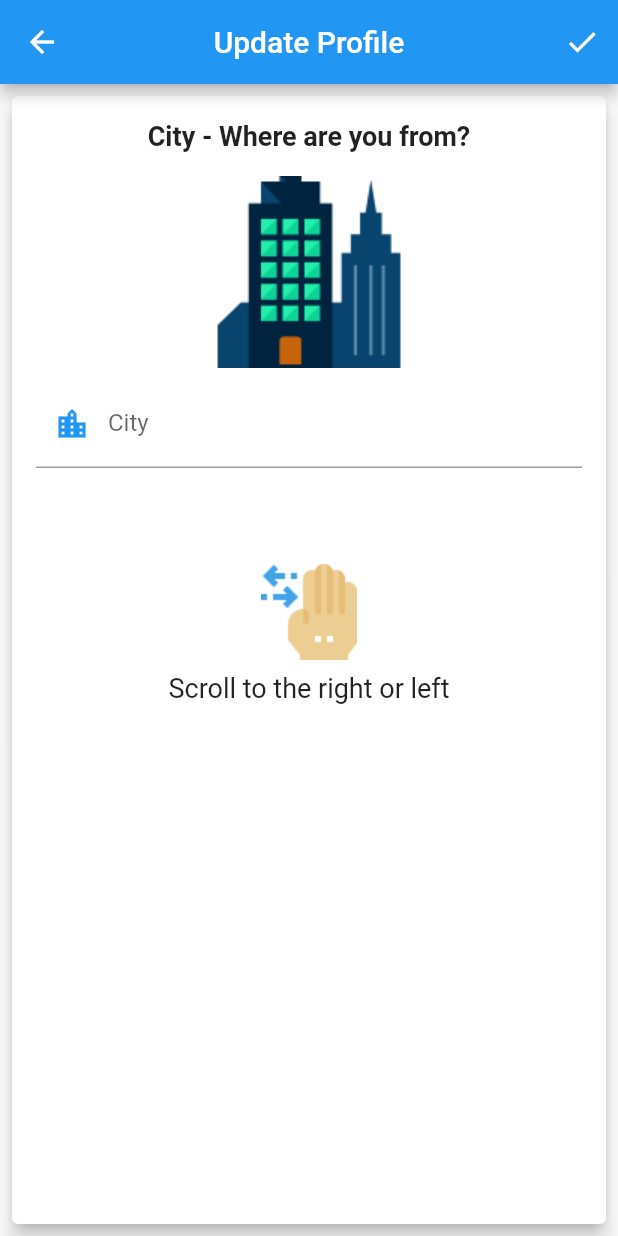
After one commit to omzer/United-Social-App, a Flutter app: the EditPageStf screen opened directly, swiped to page 5, on a phone screen of 412 x 824 dp. The commit adds this screen. Run offline on Flutter 3.47's test engine with Material 2 defaults, Android fonts, the phone set to English and light mode, and no system bars; our stand-ins replace cloud_firestore, expandable, fancy_bottom_navigation, file_picker, firebase_auth, firebase_storage and 2 more; missing offline and left inert: intro_views_flutter; accounts and stored records are empty; network calls fail.

Commit message:
adding editing functionality

```diff
--- a/lib/backend/my_db.dart
+++ b/lib/backend/my_db.dart
@@ -399,6 +399,49 @@ class MyDB {
     });
   }
 
+  static Future<dynamic> getUserInfoToUpdate() async {
+    DocumentSnapshot userData;
+    await _db
+        .collection('users')
+        .document(StaticContent.currentUser.uid)
+        .get()
+        .then((_) => userData = _);
+
+    dynamic user = userData.data;
+    return {
+      'name': user['displayName'],
+      'family': user['familyName'],
+      'age': user['age'] ?? 0,
+      'bio': user['bio'] ?? '',
+      'city': user['city'] ?? '',
+      'photo': user['photoURL'] ?? 'no photo',
+    };
+  }
+
+  static Future<void> updateUserInfo(
+    BuildContext context,
+    String name,
+    String familyName,
+    double age,
+    String bio,
+    String city,
+    String photo,
+  ) async {
+    await _db
+        .collection('users')
+        .document(StaticContent.currentUser.uid)
+        .updateData({
+      'displayName': name,
+      'familyName': familyName,
+      'age': age,
+      'bio': bio,
+      'city': city,
+      'photoURL': photo,
+    }).then((_) {
+      Navigator.pop(context);
+    });
+  }
+
   // ----------------------- http requests
   static final String httpURL =
       'http://mujshrf-001-site1.etempurl.com/api/values';
--- a/lib/custom_widgets/my_custom_post.dart
+++ b/lib/custom_widgets/my_custom_post.dart
@@ -59,7 +59,8 @@ class MyPostCard extends StatelessWidget {
                       _buildPostDate(),
                       _buildContent(),
                       _buildPrice(),
-                      _buildAuthorName(snap.data['displayName']),
+                      _buildAuthorName(
+                          '${snap.data['displayName']} ${snap.data['familyName']}'),
                       _buildAuthorImage(snap.data['photoURL'])
                     ],
                   );
--- a/lib/custom_widgets/my_expandable_info.dart
+++ b/lib/custom_widgets/my_expandable_info.dart
@@ -47,13 +47,13 @@ class ExpandablePersonalInfo extends StatelessWidget {
         List<Widget> widgets = [];
         // bio
         widgets.add(
-          _buildListTile(Icons.view_list, 'Biography',
+          _buildListTile(Icons.speaker_notes, 'Biography',
               snap.data['bio'] ?? 'not added yet'),
         );
         // age
         widgets.add(
-          _buildListTile(
-              Icons.child_care, 'Age', '${snap.data['age'] ?? '-'} years old'),
+          _buildListTile(Icons.child_care, 'Age',
+              '${snap.data['age'].toInt() ?? '-'} years old'),
         );
         // city
         widgets.add(
--- /dev/null
+++ b/lib/pages/edit_profile.dart
@@ -0,0 +1,322 @@
+import 'package:file_picker/file_picker.dart';
+import 'package:flutter/material.dart';
+import 'package:social/backend/my_db.dart';
+import 'package:social/custom_widgets/my_dialogs.dart';
+import 'package:social/custom_widgets/my_text.dart';
+
+class EditPage extends StatelessWidget {
+  @override
+  Widget build(BuildContext context) {
+    return EditPageStf();
+  }
+}
+
+class EditPageStf extends StatefulWidget {
+  @override
+  _EditPageStfState createState() => _EditPageStfState();
+}
+
+class _EditPageStfState extends State<EditPageStf> {
+  String _name,
+      _familyName,
+      _age,
+      _city,
+      _photoURL,
+      _bio,
+      _uploadingComment = 'Choose photo';
+  @override
+  Widget build(BuildContext context) {
+    return Scaffold(
+      appBar: _buildAppBar(),
+      body: FutureBuilder(
+        future: MyDB.getUserInfoToUpdate(),
+        builder: (context, snap) {
+          if (snap.connectionState == ConnectionState.waiting) {
+            return Center(child: CircularProgressIndicator());
+          }
+
+          dynamic data = snap.data;
+
+          _name = data['name'];
+          _familyName = data['family'];
+          _age = data['age'].toString();
+          _city = data['city'];
+          if (_photoURL == null) _photoURL = data['photo'];
+          _bio = data['bio'];
+
+          return PageView(
+            children: <Widget>[
+              _buildImage(),
+              _buildName(),
+              _buildAge(),
+              _buildBiography(),
+              _buildCity(),
+            ],
+          );
+        },
+      ),
+    );
+  }
+
+  AppBar _buildAppBar() {
+    return AppBar(
+      title: Text('Update Profile'),
+      centerTitle: true,
+      actions: <Widget>[
+        IconButton(icon: Icon(Icons.done), onPressed: _submitInfo)
+      ],
+    );
+  }
+
+  Widget _buildName() {
+    return _buildCardList(
+      Column(
+        children: <Widget>[
+          MyText(
+            content: 'Name & Family name',
+            size: 18,
+            isBold: true,
+          ),
+          SizedBox(height: 16),
+          Image.asset('lib/assets/imgs/name.png'),
+          SizedBox(height: 8),
+          TextField(
+            controller: TextEditingController(text: _name),
+            onChanged: (input) => _name = input,
+            decoration: InputDecoration(
+              labelText: 'Name',
+              prefixIcon: Icon(
+                Icons.person,
+                color: Colors.blue,
+              ),
+            ),
+          ),
+          SizedBox(height: 16),
+          TextField(
+            controller: TextEditingController(text: _familyName),
+            onChanged: (input) => _familyName = input,
+            decoration: InputDecoration(
+              labelText: 'Family name',
+              prefixIcon: Icon(
+                Icons.group,
+                color: Colors.blue,
+              ),
+            ),
+          ),
+          SizedBox(height: 22),
+          Image.asset('lib/assets/imgs/horizantal_scroll.png'),
+          SizedBox(height: 8),
+          MyText(
+            content: 'Scroll to the right to continue',
+            size: 18,
+          )
+        ],
+      ),
+    );
+  }
+
+  Widget _buildAge() {
+    return _buildCardList(
+      Column(
+        children: <Widget>[
+          MyText(
+            content: 'Age',
+            size: 18,
+            isBold: true,
+          ),
+          SizedBox(height: 16),
+          Image.asset('lib/assets/imgs/cake.png'),
+          SizedBox(height: 8),
+          TextField(
+            controller: TextEditingController(text: _age),
+            onChanged: (input) => _age = input,
+            keyboardType: TextInputType.number,
+            decoration: InputDecoration(
+              labelText: 'Age',
+              prefixIcon: Icon(
+                Icons.mood,
+                color: Colors.blue,
+              ),
+            ),
+          ),
+          SizedBox(height: 64),
+          Image.asset('lib/assets/imgs/horizantal_scroll.png'),
+          SizedBox(height: 8),
+          MyText(
+            content: 'Scroll to the right or left',
+            size: 18,
+          )
+        ],
+      ),
+    );
+  }
+
+  Widget _buildBiography() {
+    return _buildCardList(
+      Column(
+        children: <Widget>[
+          MyText(
+            content: 'Bio - Tell us about you!',
+            size: 18,
+            isBold: true,
+          ),
+          SizedBox(height: 16),
+          Image.asset('lib/assets/imgs/notepad.png'),
+          SizedBox(height: 8),
+          TextField(
+            controller: TextEditingController(text: _bio),
+            onChanged: (input) => _bio = input,
+            maxLines: 4,
+            decoration: InputDecoration(
+              labelText: 'Bio',
+              prefixIcon: Icon(
+                Icons.speaker_notes,
+                color: Colors.blue,
+              ),
+            ),
+          ),
+          SizedBox(height: 64),
+          Image.asset('lib/assets/imgs/horizantal_scroll.png'),
+          SizedBox(height: 8),
+          MyText(
+            content: 'Scroll to the right or left',
+            size: 18,
+          )
+        ],
+      ),
+    );
+  }
+
+  Widget _buildCity() {
+    return _buildCardList(
+      Column(
+        children: <Widget>[
+          MyText(
+            content: 'City - Where are you from?',
+            size: 18,
+            isBold: true,
+          ),
+          SizedBox(height: 16),
+          Image.asset('lib/assets/imgs/city.png'),
+          SizedBox(height: 8),
+          TextField(
+            controller: TextEditingController(text: _city),
+            onChanged: (input) => _city = input,
+            decoration: InputDecoration(
+              labelText: 'City',
+              prefixIcon: Icon(
+                Icons.location_city,
+                color: Colors.blue,
+              ),
+            ),
+          ),
+          SizedBox(height: 64),
+          Image.asset('lib/assets/imgs/horizantal_scroll.png'),
+          SizedBox(height: 8),
+          MyText(
+            content: 'Scroll to the right or left',
+            size: 18,
+          )
+        ],
+      ),
+    );
+  }
+
+  Widget _buildImage() {
+    return _buildCardList(
+      Column(
+        children: <Widget>[
+          MyText(
+            content: 'Personal Photo',
+            size: 18,
+            isBold: true,
+          ),
+          SizedBox(height: 16),
+          FadeInImage.assetNetwork(
+            width: 180,
+            height: 180,
+            image: _photoURL,
+            placeholder: 'lib/assets/imgs/loading.gif',
+          ),
+          SizedBox(height: 8),
+          MyText(
+            content: _uploadingComment,
+            size: 18,
+          ),
+          SizedBox(height: 8),
+          MaterialButton(
+            child: MyText(
+              content: 'Pick a photo',
+              size: 22,
+              color: Colors.white,
+            ),
+            onPressed: _addImage,
+            minWidth: double.infinity,
+            color: Colors.blue,
+            height: 60,
+          ),
+          SizedBox(height: 80),
+          Image.asset('lib/assets/imgs/horizantal_scroll.png'),
+          SizedBox(height: 8),
+          MyText(
+            content: 'Scroll to the right to continue',
+            size: 18,
+          )
+        ],
+      ),
+    );
+  }
+
+  void _addImage() async {
+    String path = await FilePicker.getFilePath(type: FileType.IMAGE);
+    if (path == null) return;
+    setState(() {
+      _uploadingComment = 'Photo uplading...';
+    });
+    String url = await MyDB.uploadImage(path);
+    setState(() {
+      _uploadingComment = 'Done!';
+    });
+    setState(() {
+      print(url);
+      _photoURL = url;
+    });
+  }
+
+  Widget _buildCardList(Column col) {
+    return SizedBox(
+      width: double.infinity,
+      height: 300,
+      child: Card(
+        elevation: 5,
+        margin: const EdgeInsets.all(8.0),
+        child: SingleChildScrollView(
+          child: Padding(
+            padding: const EdgeInsets.all(16.0),
+            child: col,
+          ),
+        ),
+      ),
+    );
+  }
+
+  void _submitInfo() {
+    if (_name.length < 2 || _familyName.length < 2) {
+      MyDialogs.showCustomDialog(
+        context,
+        'Incorrect Names',
+        'Please write correct name and family name',
+      );
+      return;
+    }
+    MyDB.updateUserInfo(
+      context,
+      _name,
+      _familyName,
+      double.parse(_age),
+      _bio,
+      _city,
+      _photoURL,
+    );
+  }
+}
--- a/lib/pages/home_page.dart
+++ b/lib/pages/home_page.dart
@@ -12,6 +12,7 @@ import 'package:social/custom_widgets/my_text.dart';
 import 'package:social/custom_widgets/user_profile_stack.dart';
 import 'package:social/pages/search_page.dart';
 import 'package:social/pages/view_detailed_post.dart';
+import 'edit_profile.dart';
 import 'new_post_page.dart';
 
 class HomePage extends StatelessWidget {
@@ -259,7 +260,7 @@ class _MyHomePageState extends State<MyHomePage>
 
   void _newPost() => StaticContent.push(context, NewPostPage());
 
-  void _editProfile() {}
+  void _editProfile() => StaticContent.push(context, EditPage());
 
   void _sendNewMessage() {}
 }
--- a/pubspec.yaml
+++ b/pubspec.yaml
@@ -67,9 +67,13 @@ flutter:
    - lib/assets/imgs/content.png
    - lib/assets/imgs/login_logo.png
    - lib/assets/imgs/gears.png
+   - lib/assets/imgs/name.png
    - lib/assets/imgs/money_bag.png
    - lib/assets/imgs/router.png
    - lib/assets/imgs/start.png
+   - lib/assets/imgs/cake.png
+   - lib/assets/imgs/city.png
+   - lib/assets/imgs/notepad.png
    - lib/assets/imgs/logo.png
    - lib/assets/imgs/thinking.png
   #  - images/a_dot_ham.jpeg
```
Also changed, not shown: lib/assets/imgs/cake.png (added), lib/assets/imgs/city.png (added), lib/assets/imgs/name.png (added), lib/assets/imgs/notepad.png (added).
